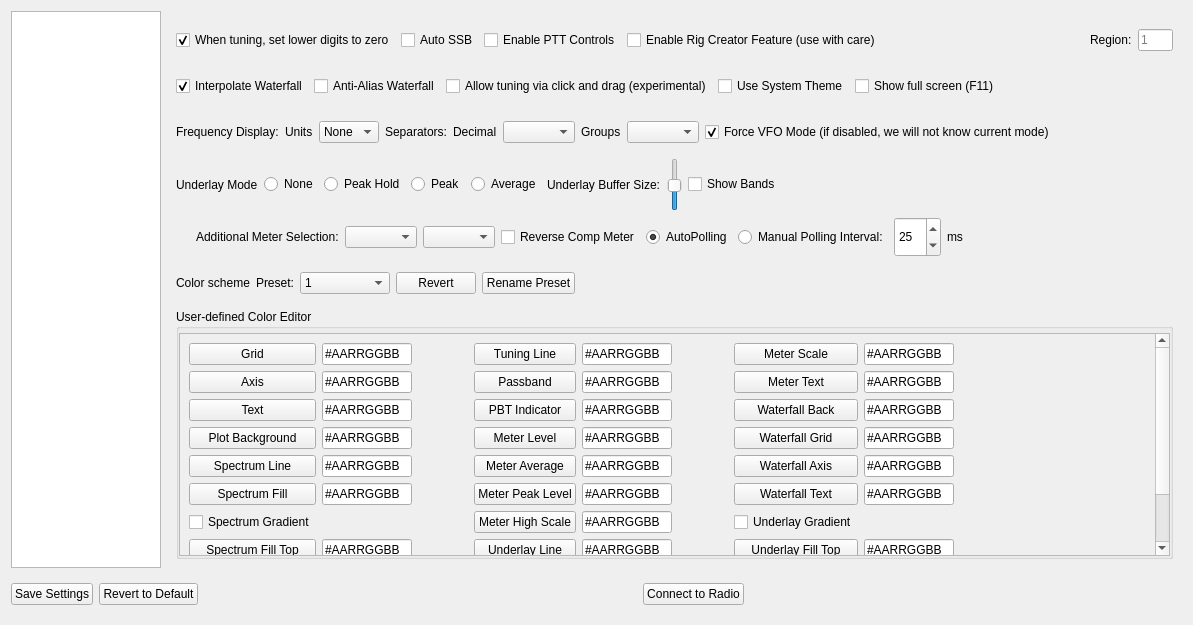
First picture: the form in settingswidget.ui, repository adecarolis/wfweb, before the edit.
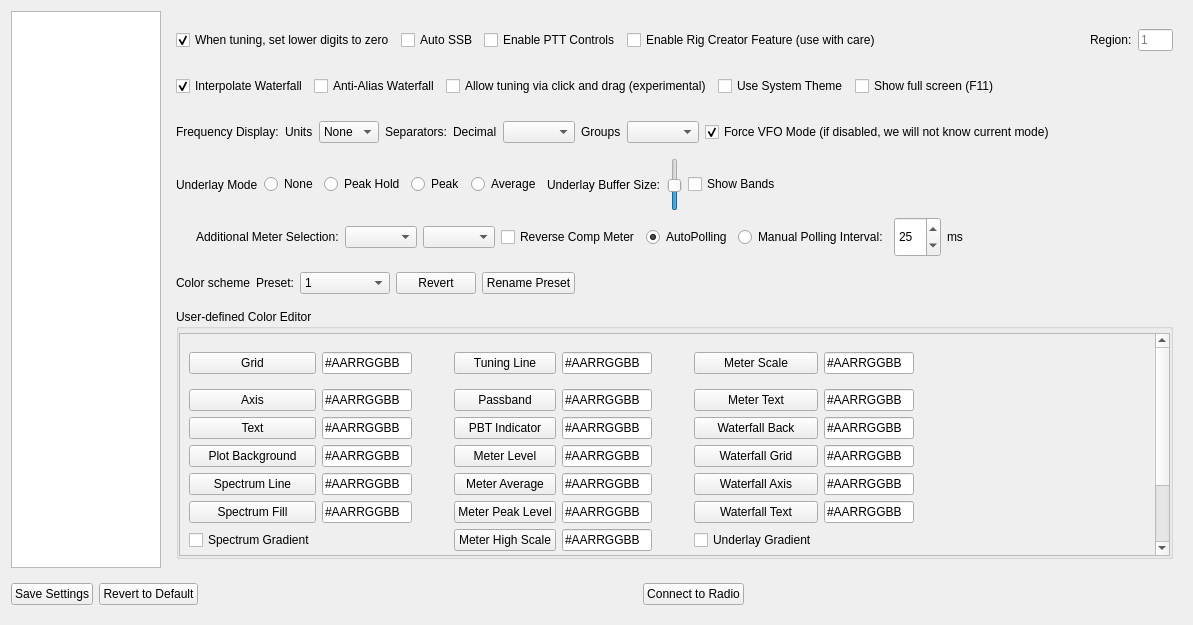
Second picture: the form after the edit. The open tabs and pages were chosen to show the change. Custom widgets are drawn as their Qt base class.

Patch:
```diff
--- a/settingswidget.ui
+++ b/settingswidget.ui
@@ -1481,7 +1481,7 @@
                  <x>0</x>
                  <y>0</y>
                  <width>987</width>
-                 <height>286</height>
+                 <height>304</height>
                 </rect>
                </property>
                <layout class="QGridLayout" name="gridLayout_2">
@@ -2223,12 +2223,12 @@
                   <item row="0" column="4">
                    <spacer name="horizontalSpacer_34">
                     <property name="orientation">
-                     <enum>Qt::Orientation::Vertical</enum>
+                     <enum>Qt::Orientation::Horizontal</enum>
                     </property>
                     <property name="sizeHint" stdset="0">
                      <size>
-                      <width>40</width>
-                      <height>20</height>
+                      <width>20</width>
+                      <height>40</height>
                      </size>
                     </property>
                    </spacer>
@@ -2346,12 +2346,12 @@
                   <item row="0" column="8">
                    <spacer name="horizontalSpacer_35">
                     <property name="orientation">
-                     <enum>Qt::Orientation::Vertical</enum>
+                     <enum>Qt::Orientation::Horizontal</enum>
                     </property>
                     <property name="sizeHint" stdset="0">
                      <size>
-                      <width>40</width>
-                      <height>20</height>
+                      <width>20</width>
+                      <height>40</height>
                      </size>
                     </property>
                    </spacer>
```
Left out of the diff: 13 changed lines with no effect on the pictures.
